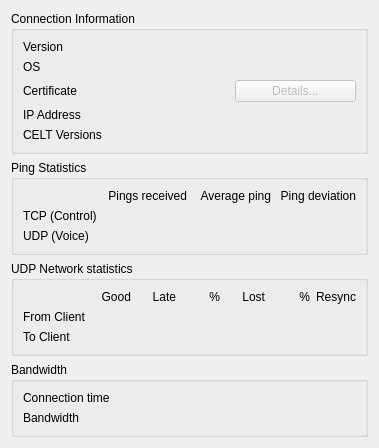
mumble-voip/mumble, file src/mumble/UserInformation.ui: the form before one commit.
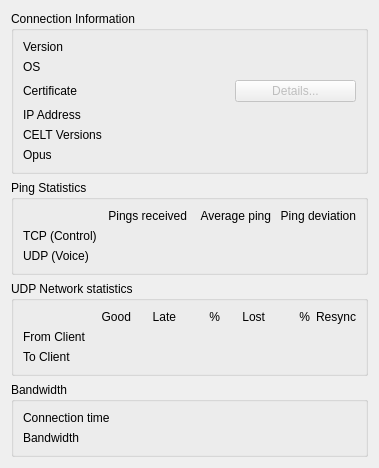
The form after the commit.

What changed in the file:
```diff
--- a/src/mumble/UserInformation.ui
+++ b/src/mumble/UserInformation.ui
@@ -166,6 +166,20 @@
         </property>
        </widget>
       </item>
+      <item row="6" column="0">
+       <widget class="QLabel" name="qliOpus">
+        <property name="text">
+         <string>Opus</string>
+        </property>
+       </widget>
+      </item>
+      <item row="6" column="1" colspan="2">
+       <widget class="QLabel" name="qlOpus">
+        <property name="text">
+         <string/>
+        </property>
+       </widget>
+      </item>
      </layout>
     </widget>
    </item>
```
